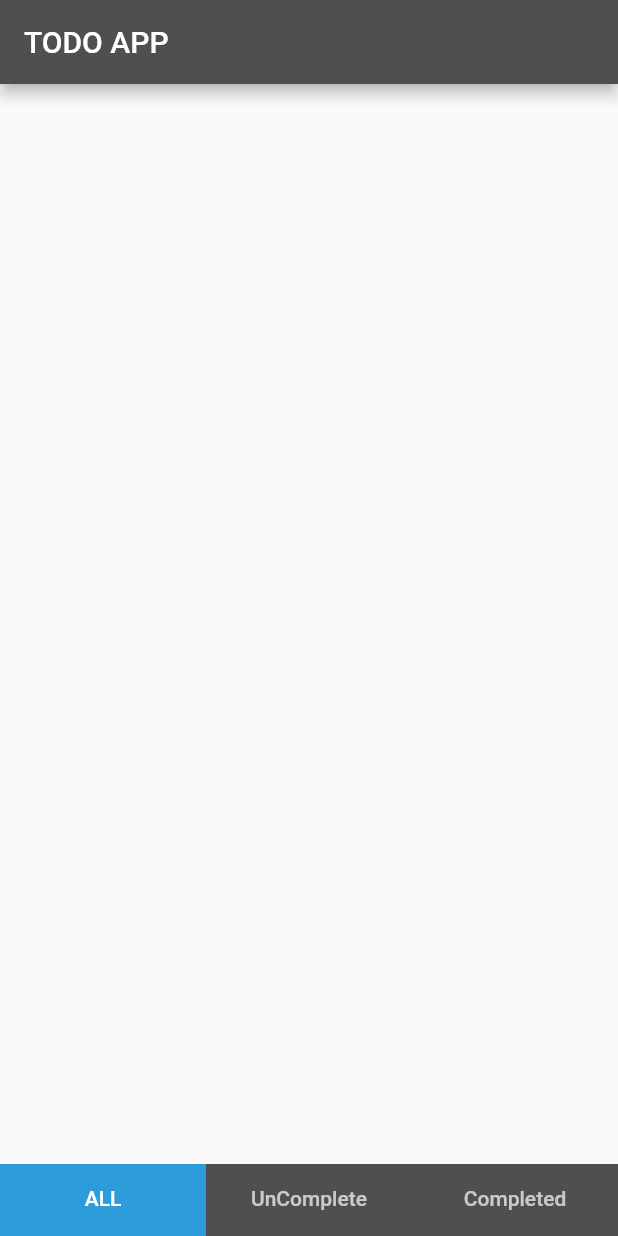
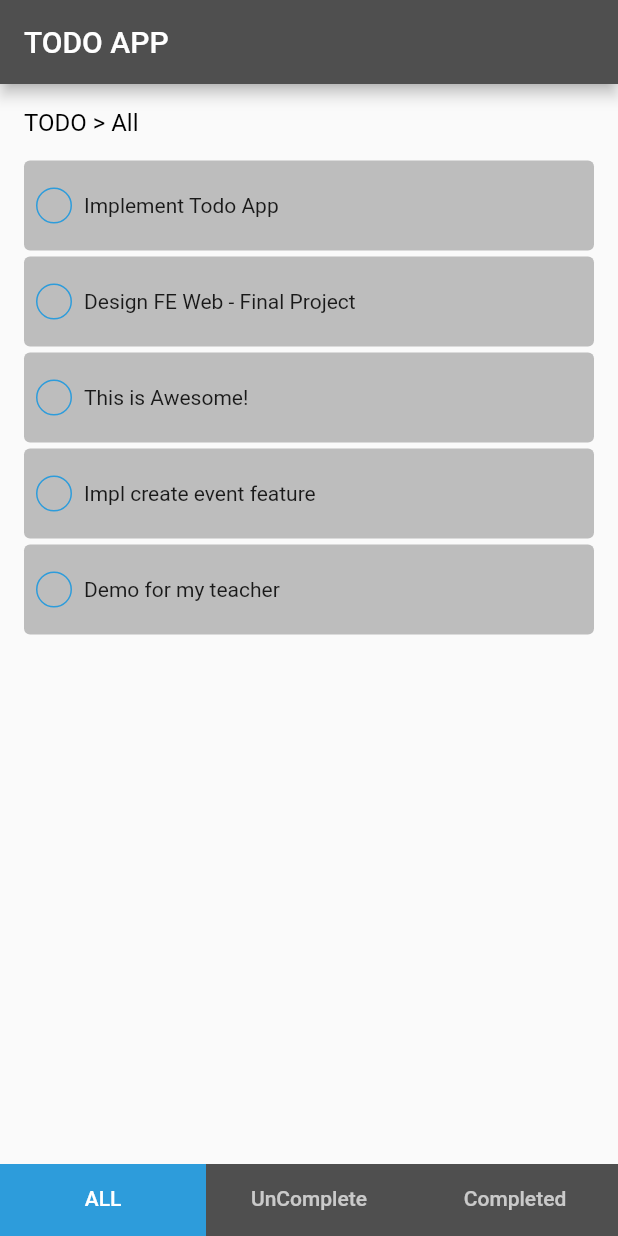
Before and after one commit to Nhinlee/todo-flutter-redux-app, a Flutter app: the screen it shows after launch, on a phone screen of 412 x 824 dp. Run offline on Flutter 3.47's test engine with Material 2 defaults, Android fonts, the phone set to English and light mode, and no system bars.

Commit message:
Complete basic UI for Todo App

```diff
--- /dev/null
+++ b/todo_redux_architecture/lib/entity/todo_entity.dart
@@ -0,0 +1,15 @@
+import 'package:flutter/foundation.dart';
+
+class TodoEntity {
+  final String id;
+  final String title;
+  final String? desc;
+  final bool isCompleted;
+
+  TodoEntity({
+    required this.id,
+    required this.title,
+    required this.desc,
+    this.isCompleted = false,
+  });
+}
--- /dev/null
+++ b/todo_redux_architecture/lib/layers/presentation/screens/all_todo_screen.dart
@@ -0,0 +1,21 @@
+import 'package:flutter/material.dart';
+import 'package:todo_redux_architecture/layers/presentation/widgets/title_text_widget.dart';
+import 'package:todo_redux_architecture/layers/presentation/widgets/todo_list_widget.dart';
+import 'package:todo_redux_architecture/mock_data/mock_todo_list.dart';
+
+class AllTodoScreen extends StatelessWidget {
+  const AllTodoScreen({Key? key}) : super(key: key);
+
+  @override
+  Widget build(BuildContext context) {
+    return Column(
+      crossAxisAlignment: CrossAxisAlignment.start,
+      children: [
+        const TitleTextWidget(text: 'TODO > All'),
+        Expanded(
+          child: TodoListWidget(todoList: MockTodoList.todoList),
+        ),
+      ],
+    );
+  }
+}
--- /dev/null
+++ b/todo_redux_architecture/lib/layers/presentation/screens/complete_todo_screen.dart
@@ -0,0 +1,21 @@
+import 'package:flutter/material.dart';
+import 'package:todo_redux_architecture/layers/presentation/widgets/title_text_widget.dart';
+import 'package:todo_redux_architecture/layers/presentation/widgets/todo_list_widget.dart';
+import 'package:todo_redux_architecture/mock_data/mock_todo_list.dart';
+
+class CompletedTodoScreen extends StatelessWidget {
+  const CompletedTodoScreen({Key? key}) : super(key: key);
+
+  @override
+  Widget build(BuildContext context) {
+    return Column(
+      crossAxisAlignment: CrossAxisAlignment.start,
+      children: [
+        const TitleTextWidget(text: 'TODO > All'),
+        Expanded(
+          child: TodoListWidget(todoList: MockTodoList.todoList),
+        ),
+      ],
+    );
+  }
+}
--- /dev/null
+++ b/todo_redux_architecture/lib/layers/presentation/screens/uncomplete_todo_screen.dart
@@ -0,0 +1,21 @@
+import 'package:flutter/material.dart';
+import 'package:todo_redux_architecture/layers/presentation/widgets/title_text_widget.dart';
+import 'package:todo_redux_architecture/layers/presentation/widgets/todo_list_widget.dart';
+import 'package:todo_redux_architecture/mock_data/mock_todo_list.dart';
+
+class UnCompleteTodoScreen extends StatelessWidget {
+  const UnCompleteTodoScreen({Key? key}) : super(key: key);
+
+  @override
+  Widget build(BuildContext context) {
+    return Column(
+      crossAxisAlignment: CrossAxisAlignment.start,
+      children: [
+        const TitleTextWidget(text: 'TODO > All'),
+        Expanded(
+          child: TodoListWidget(todoList: MockTodoList.todoList),
+        ),
+      ],
+    );
+  }
+}
--- a/todo_redux_architecture/lib/presentation/theme.dart
+++ b/todo_redux_architecture/lib/layers/presentation/theme.dart
@@ -3,7 +3,10 @@ import 'package:flutter/material.dart';
 class AppColorTheme {
   static const Color secondary = Color(0xFF4F4F4F);
   static const Color primary = Color(0xFF2D9CDB);
-  static const Color white = Color(0xFFFFFFFF);
+  static const Color grey = Color(0xFFBDBDBD);
+  static const Color white = Colors.white;
+  static const Color black = Colors.black;
+
 }
 
 class AppTextTheme {
--- /dev/null
+++ b/todo_redux_architecture/lib/layers/presentation/widgets/title_text_widget.dart
@@ -0,0 +1,22 @@
+import 'package:flutter/material.dart';
+import 'package:todo_redux_architecture/layers/presentation/theme.dart';
+
+class TitleTextWidget extends StatelessWidget {
+  final String text;
+
+  const TitleTextWidget({Key? key, required this.text}) : super(key: key);
+
+  @override
+  Widget build(BuildContext context) {
+    return Padding(
+      padding: const EdgeInsets.fromLTRB(16, 16, 16, 16),
+      child: Text(
+        this.text,
+        style: TextStyle(
+          color: AppColorTheme.black,
+          fontSize: AppTextTheme.heading4,
+        ),
+      ),
+    );
+  }
+}
--- /dev/null
+++ b/todo_redux_architecture/lib/layers/presentation/widgets/todo_item_widget.dart
@@ -0,0 +1,49 @@
+import 'package:flutter/material.dart';
+import 'package:todo_redux_architecture/entity/todo_entity.dart';
+import 'package:todo_redux_architecture/layers/presentation/theme.dart';
+
+class TodoItemWidget extends StatelessWidget {
+  final TodoEntity todo;
+
+  const TodoItemWidget({Key? key, required this.todo}) : super(key: key);
+
+  @override
+  Widget build(BuildContext context) {
+    final size = MediaQuery.of(context).size;
+    return Container(
+      height: 60,
+      width: size.width,
+      margin: const EdgeInsets.fromLTRB(16, 0, 16, 4),
+      decoration: BoxDecoration(
+        color: AppColorTheme.grey,
+        borderRadius: BorderRadius.circular(4),
+      ),
+      child: Row(
+        children: [
+          const SizedBox(width: 8),
+          getRadioButton(todo.isCompleted),
+          const SizedBox(width: 8),
+          Text(todo.title),
+        ],
+      ),
+    );
+  }
+
+  getRadioButton(bool isCompleted) => InkWell(
+        onTap: () {},
+        child: Container(
+          height: 24,
+          width: 24,
+          decoration: BoxDecoration(
+            shape: BoxShape.circle,
+            border: Border.all(color: AppColorTheme.primary),
+          ),
+          child: isCompleted
+              ? Icon(
+                  Icons.check,
+                  color: AppColorTheme.primary,
+                )
+              : Container(),
+        ),
+      );
+}
--- /dev/null
+++ b/todo_redux_architecture/lib/layers/presentation/widgets/todo_list_widget.dart
@@ -0,0 +1,19 @@
+import 'package:flutter/material.dart';
+import 'package:todo_redux_architecture/entity/todo_entity.dart';
+import 'package:todo_redux_architecture/layers/presentation/widgets/todo_item_widget.dart';
+
+class TodoListWidget extends StatelessWidget {
+  final List<TodoEntity> todoList;
+
+  const TodoListWidget({Key? key, required this.todoList}) : super(key: key);
+
+  @override
+  Widget build(BuildContext context) {
+    return ListView.builder(
+      itemCount: todoList.length,
+      itemBuilder: (context, index) => TodoItemWidget(
+        todo: todoList[index],
+      ),
+    );
+  }
+}
--- a/todo_redux_architecture/lib/main.dart
+++ b/todo_redux_architecture/lib/main.dart
@@ -1,5 +1,5 @@
 import 'package:flutter/material.dart';
-import 'package:todo_redux_architecture/presentation/screens/root_page.dart';
+import 'package:todo_redux_architecture/layers/presentation/screens/root_page.dart';
 
 void main() {
   runApp(MyApp());
--- /dev/null
+++ b/todo_redux_architecture/lib/mock_data/mock_todo_list.dart
@@ -0,0 +1,31 @@
+import 'package:todo_redux_architecture/entity/todo_entity.dart';
+
+class MockTodoList {
+  static List<TodoEntity> todoList = [
+    TodoEntity(
+      id: 'todo-1',
+      title: 'Implement Todo App',
+      desc: 'This is my first jobs at Manabie',
+    ),
+    TodoEntity(
+      id: 'todo-2',
+      title: 'Design FE Web - Final Project',
+      desc: 'This is my first jobs at Manabie',
+    ),
+    TodoEntity(
+      id: 'todo-3',
+      title: 'This is Awesome!',
+      desc: 'This is my first jobs at Manabie',
+    ),
+    TodoEntity(
+      id: 'todo-4',
+      title: 'Impl create event feature',
+      desc: 'This is my first jobs at Manabie',
+    ),
+    TodoEntity(
+      id: 'todo-5',
+      title: 'Demo for my teacher',
+      desc: 'This is my first jobs at Manabie',
+    ),
+  ];
+}
--- a/todo_redux_architecture/lib/presentation/screens/all_todo_screen.dart
+++ /dev/null
@@ -1,10 +0,0 @@
-import 'package:flutter/material.dart';
-
-class AllTodoScreen extends StatelessWidget {
-  const AllTodoScreen({Key? key}) : super(key: key);
-
-  @override
-  Widget build(BuildContext context) {
-    return Container();
-  }
-}
--- a/todo_redux_architecture/lib/presentation/screens/complete_todo_screen.dart
+++ /dev/null
@@ -1,10 +0,0 @@
-import 'package:flutter/material.dart';
-
-class CompletedTodoScreen extends StatelessWidget {
-  const CompletedTodoScreen({Key? key}) : super(key: key);
-
-  @override
-  Widget build(BuildContext context) {
-    return Container();
-  }
-}
--- a/todo_redux_architecture/lib/presentation/screens/uncomplete_todo_screen.dart
+++ /dev/null
@@ -1,10 +0,0 @@
-import 'package:flutter/material.dart';
-
-class UnCompleteTodoScreen extends StatelessWidget {
-  const UnCompleteTodoScreen({Key? key}) : super(key: key);
-
-  @override
-  Widget build(BuildContext context) {
-    return Container();
-  }
-}
```
Also changed, not shown: todo_redux_architecture/lib/layers/presentation/screens/root_page.dart (renamed from todo_redux_architecture/lib/presentation/screens/root_page.dart, +4 -4 lines), 1 other file.
